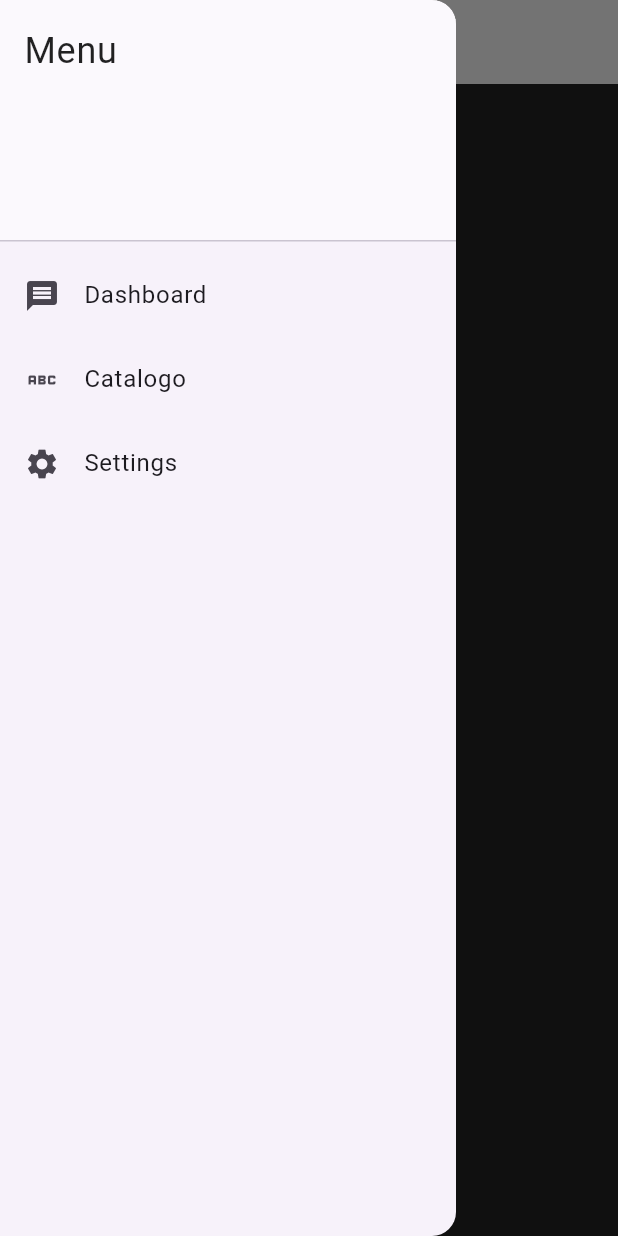
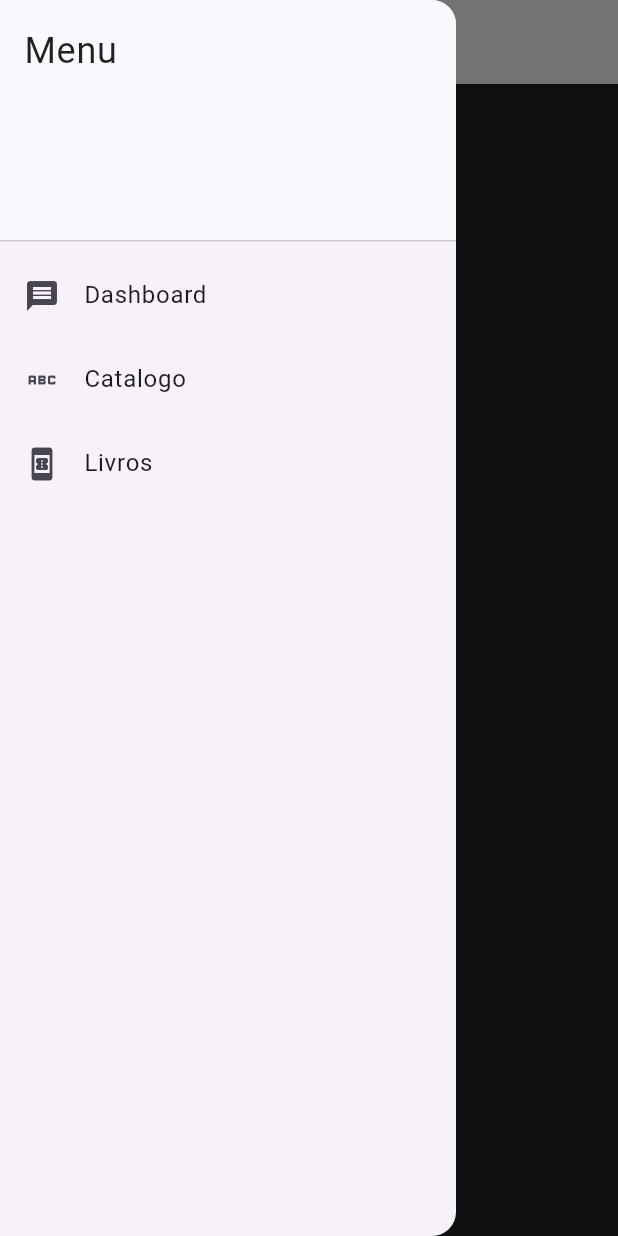
Before and after one commit to dudaao/biloteca_flutter, a Flutter app: the screen it shows after launch, with the side drawer open, on a phone screen of 412 x 824 dp. Run offline on Flutter 3.47's test engine with Material 3 defaults, Android fonts, the phone set to English and light mode, and no system bars; drawn by our look-alikes of animated_flip_counter.

```diff
--- a/lib/screens/DashboardScreen.dart
+++ b/lib/screens/DashboardScreen.dart
@@ -39,6 +39,7 @@ class _DashboardScreenState extends State<DashboardScreen> {
           children: [
             CardEstatistica(
                 valor: livrosAtrasados, tipo: StatCardType.atrasados),
+                // Adicionar clique para ao clicar mostrar livros atrasados
             CardEstatistica(valor: livrosEstoque, tipo: StatCardType.estoque),
             CardEstatistica(
                 valor: livrosEmprestados, tipo: StatCardType.emprestados),
--- a/lib/widgets/componentes/DrawerApp.dart
+++ b/lib/widgets/componentes/DrawerApp.dart
@@ -59,11 +59,11 @@ class _DrawerExampleState extends State<DrawerExample> {
               },
             ),
             ListTile(
-              leading: const Icon(Icons.settings),
-              title: const Text('Settings'),
+              leading: const Icon(Icons.book_online),
+              title: const Text('Livros'),
               onTap: () {
                 setState(() {
-                  selectedPage = 'Settings';
+                  selectedPage = 'Livros';
                 });
               },
             ),
@@ -76,6 +76,10 @@ class _DrawerExampleState extends State<DrawerExample> {
             return DashboardScreen();
           } else if (selectedPage == "Catalogo") {
             return BooksCatalogScreen();
+            // Criar a lógica de pegar livros.
+          } else if (selectedPage == "Livros") {
+            return BooksCatalogScreen();
+            // Adicionar listagem de livros, opção de deleção, edição e criação, usar Listas
           } else {
             return Text("$selectedPage");
           }
```
Also changed, not shown: lib/screens/BookRegisterScreen.dart (added, +20 -0 lines).
